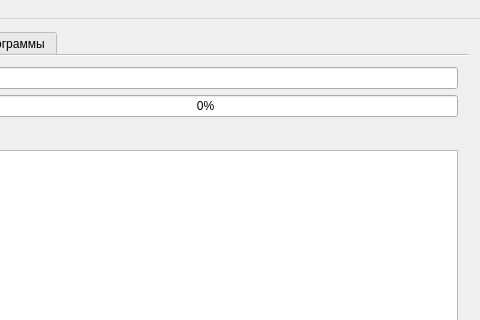
Qt form mainwindow.ui (gurmaaan/ObjectsClassifier) before a commit; both pictures show x 546 to 1026 and y 0 to 320 of the 1026 by 1108 pixel window.
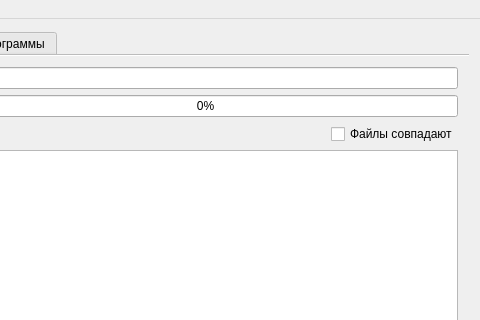
The same form after that commit. The open tabs and pages were chosen to show the change. Icons and pictures are not drawn. Custom widgets are drawn as their Qt base class.

```diff
--- a/mainwindow.ui
+++ b/mainwindow.ui
@@ -342,6 +342,13 @@
             </property>
            </spacer>
           </item>
+          <item>
+           <widget class="QCheckBox" name="filesMutchCheckBox">
+            <property name="text">
+             <string>Файлы совпадают</string>
+            </property>
+           </widget>
+          </item>
          </layout>
         </item>
         <item>
```
Left out of the diff: 83 changed lines with no effect on the pictures.
